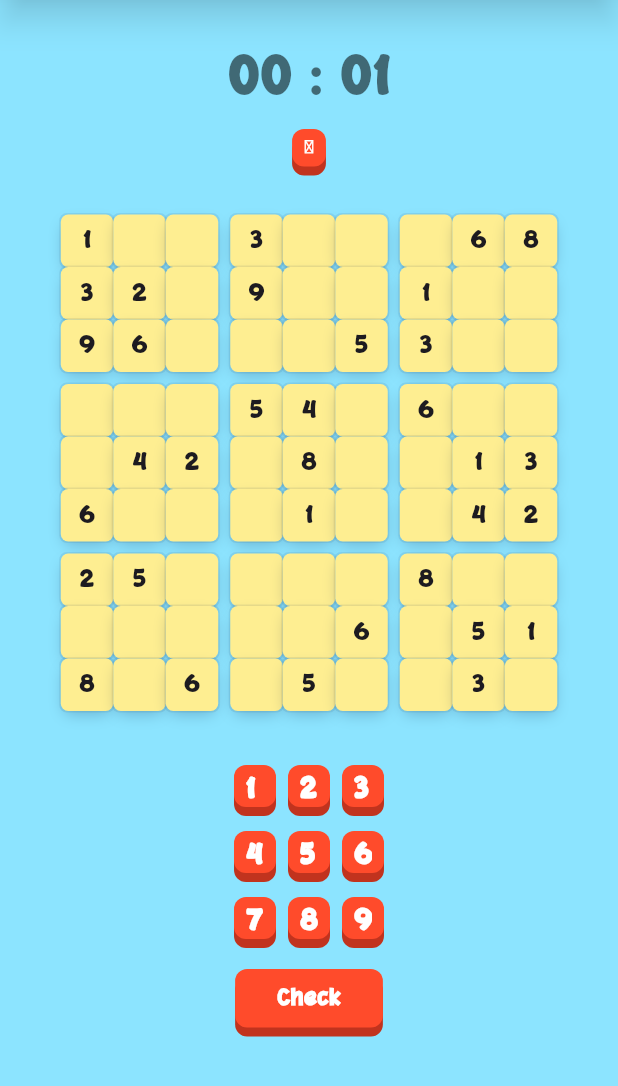
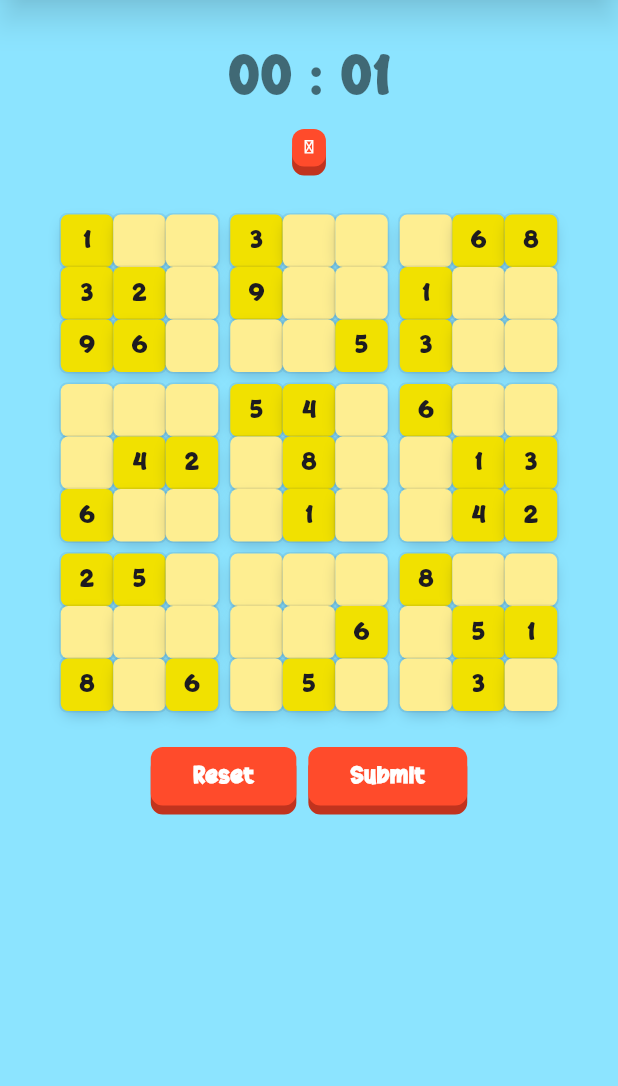
Before and after one commit to agunggst/flutter_sudoku, a Flutter app: the SudokuGamePage screen opened directly, on a phone screen of 412 x 824 dp, the part 150-1236 px from its top. Run offline on Flutter 3.47's test engine with Material 3 defaults, Android fonts, the light colour scheme and no system bars.

Commit message:
add reset button, add logic tiles color

```diff
--- a/lib/pages/sudoku.dart
+++ b/lib/pages/sudoku.dart
@@ -15,16 +15,19 @@ class SudokuGamePage extends StatefulWidget {
 
 class _SudokuGamePageState extends State<SudokuGamePage> {
   List<List<int>> sudokuBoard = [];
+  List<List<int>> sudokuBoardCopy = [];
+  bool isShowNumpad = false;
+  List<int>? activeCell;
   final GlobalKey<StopWatchState> stopwatchKey = GlobalKey<StopWatchState>();
   bool get isPaused => stopwatchKey.currentState?.isPaused ?? false;
 
   @override
   void initState() {
     super.initState();
-    setState(() {
     sudokuBoard = generateSudokuByDifficulty('medium');
-    });
+    sudokuBoardCopy = sudokuBoard.map((row) => [...row]).toList();
   }
+
 
   @override
   Widget build(BuildContext context) {
@@ -91,7 +94,22 @@ class _SudokuGamePageState extends State<SudokuGamePage> {
                             children: [
                               Column(
                                 children: [
-                                  NumberTiles(text: sudokuBoard[row][col].toString()),
+                                  NumberTiles(
+                                    text: sudokuBoard[row][col].toString(),
+                                    isClue: sudokuBoardCopy[row][col] == 0 ? false : true,
+                                    coordinate: [row, col],
+                                    isActive: activeCell != null &&
+                                              activeCell![0] == row &&
+                                              activeCell![1] == col,
+                                    onTilesTap: (coordinate, isClue) {
+                                      if (!isClue) {
+                                        setState(() {
+                                          activeCell = coordinate;
+                                          isShowNumpad = true;
+                                        });
+                                      }
+                                    }
+                                  ),
                                   SizedBox(height: (row+1)%3 == 0 ? 8 : 0,)
                                 ],
                               ),
@@ -102,26 +120,53 @@ class _SudokuGamePageState extends State<SudokuGamePage> {
                       );
                     }),
                   ),
+                  const SizedBox(height: 16,),
+                  Row(
+                    mainAxisAlignment: MainAxisAlignment.center,
+                    children: [
+                      PushButton(
+                        text: "Reset",
+                        paddingH: 28,
+                        paddingV: 8,
+                        fontSize: 16,
+                        onPressed: () {
+                          setState(() {
+                            sudokuBoard = sudokuBoardCopy.map((row) => [...row]).toList();
+                          });
+                        }
+                      ),
+                      const SizedBox(width: 8,),
+                      PushButton(
+                        text: "Submit",
+                        paddingH: 28,
+                        paddingV: 8,
+                        fontSize: 16,
+                        onPressed: () {}
+                      ),
+                    ],
+                  ),
                   const SizedBox(height: 28,),
-                  // NumPad()
+                  if (isShowNumpad)
                     Container(
                       width: 100,
                       // height: ,
                       alignment: Alignment.center,
                       child: Column(
                         children: [
-                        NumPad(),
-                        const SizedBox(height: 20,),
-                        PushButton(
-                          text: "Check",
-                          paddingH: 28,
-                          paddingV: 8,
-                          fontSize: 16,
-                          onPressed: () {}
-                        )
+                          NumPad(
+                            onNumpadPressed: (number) {
+                              // print("Angka: $number masukkan ke tile $activeCell");
+                              setState(() {
+                                sudokuBoard[activeCell![0]][activeCell![1]] = number;
+                                isShowNumpad = false;
+                                activeCell = null;
+                              });
+                            },
+                          ),
                         ],
                       ),
-                  )
+                    ),
+                  const SizedBox(height: 20,),
                 ],
               ),
             ),
--- a/lib/widgets/number_tiles.dart
+++ b/lib/widgets/number_tiles.dart
@@ -2,10 +2,20 @@ import 'package:flutter/material.dart';
 
 class NumberTiles extends StatefulWidget {
   final String text;
+  final bool isActive;
+  final bool isClue;
+  final bool isWrong;
+  final List<int> coordinate;
+  final Function(List<int> coordinate, bool isClue) onTilesTap;
 
   const NumberTiles({
     super.key,
-    required this.text
+    required this.text,
+    required this.coordinate,
+    required this.onTilesTap,
+    this.isClue = false,
+    this.isActive = false,
+    this.isWrong = false
   });
 
   @override
@@ -13,17 +23,28 @@ class NumberTiles extends StatefulWidget {
 }
 
 class _NumberTilesState extends State<NumberTiles> {
-  bool isActive = false;
+  int tileColor = 0xFFFEEE91;
+  int isClueTileColor = 0xFFF1E100;
+  int isActiveTileColor = 0xFFA6F1E0;
+  int isWrongTileColor = 0xFFF7CFD8;
 
   @override
   Widget build(BuildContext context) {
-    return Container(
+    return GestureDetector(
+      onTap: () {
+        widget.onTilesTap(widget.coordinate, widget.isClue);
+      },
+      child: Container(
         alignment: Alignment.center,
         width: 35,
         height: 35,
         padding: EdgeInsets.all(4),
         decoration: BoxDecoration(
-        color: Color(0xFFFEEE91),
+          color: Color(
+            widget.isWrong ? isWrongTileColor :
+            widget.isActive ? isActiveTileColor :
+            widget.isClue ? isClueTileColor : tileColor
+          ),
           borderRadius: BorderRadius.circular(5),
           boxShadow: [
             BoxShadow(
@@ -46,6 +67,8 @@ class _NumberTilesState extends State<NumberTiles> {
             fontFamily: 'Cartoon'
           ),
         ),
+      )
     );
+
   }
 }
```
Also changed, not shown: lib/widgets/numpad.dart (+8 -2 lines). Lines whose indentation alone changed are shown as unchanged.
